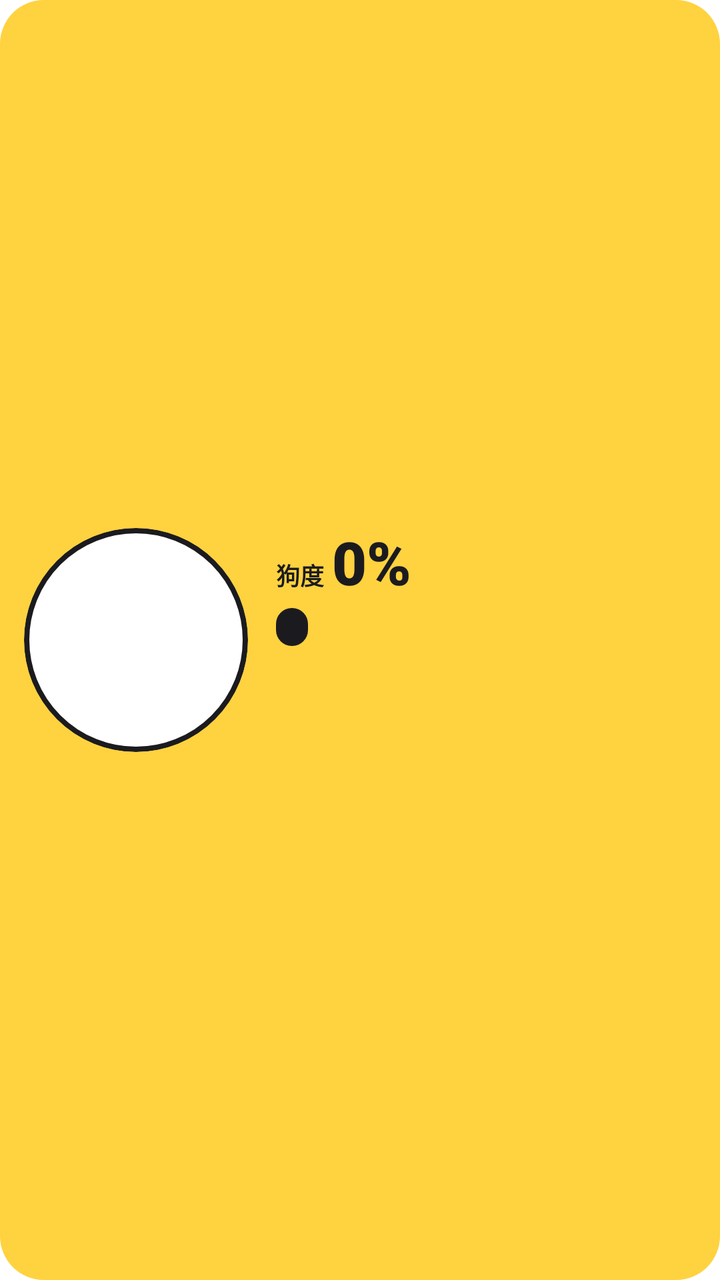
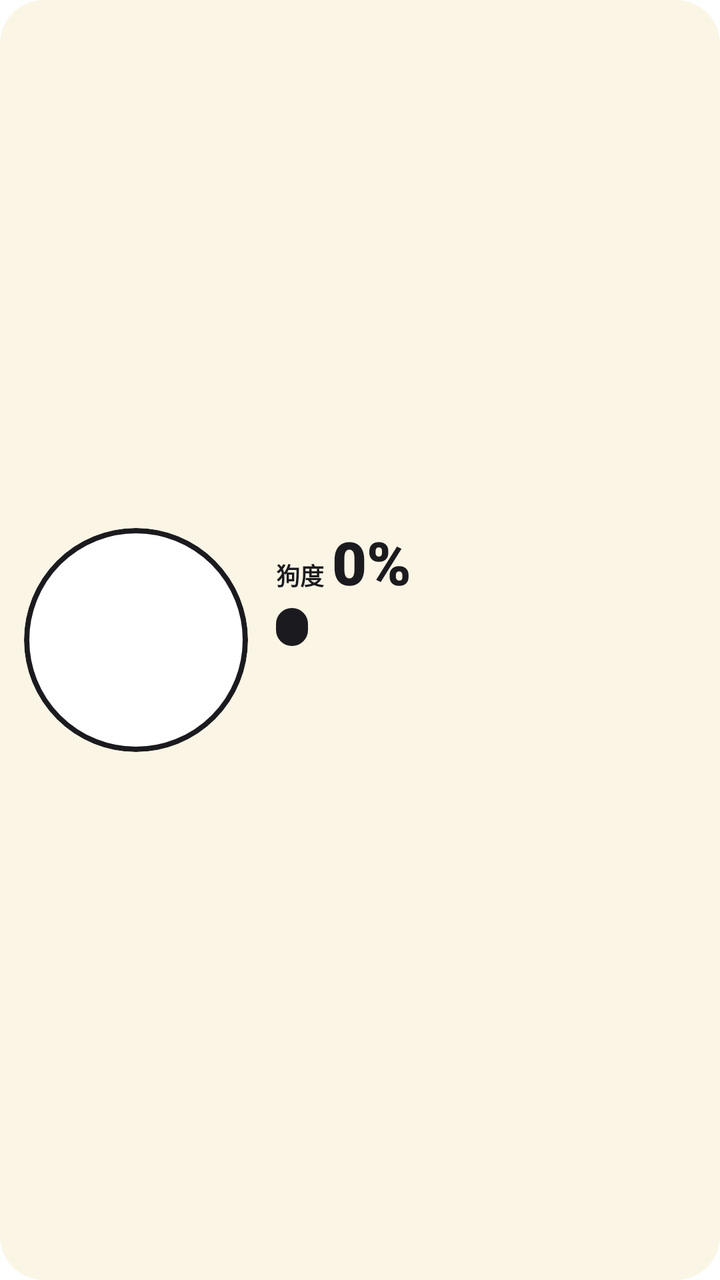

The first picture is an Android layout as it rendered before a commit; the second is the same layout after the commit. The layout source and the unified diff follow.
<!-- AndroidManifest.xml: fallback theme Theme.MaterialComponents.DayNight.NoActionBar -->
<!-- res/layout/widget_dog_medium.xml -->
<?xml version="1.0" encoding="utf-8"?>
<FrameLayout xmlns:android="http://schemas.android.com/apk/res/android"
    android:id="@+id/widget_root"
    android:layout_width="match_parent"
    android:layout_height="match_parent"
    android:background="@drawable/widget_background"
    android:padding="12dp">

    <LinearLayout
        android:id="@+id/dog_group"
        android:layout_width="match_parent"
        android:layout_height="match_parent"
        android:gravity="center_vertical"
        android:orientation="horizontal">

        
        <FrameLayout
            android:layout_width="112dp"
            android:layout_height="112dp"
            android:background="@drawable/widget_avatar_circle"
            android:clipToOutline="true">

            <ImageView
                android:id="@+id/avatar"
                android:layout_width="match_parent"
                android:layout_height="match_parent"
                android:layout_marginStart="5dp"
                android:layout_marginTop="7dp"
                android:layout_marginEnd="5dp"
                android:contentDescription="@string/widget_avatar"
                android:scaleType="fitCenter" />
        </FrameLayout>

        <LinearLayout
            android:layout_width="0dp"
            android:layout_height="wrap_content"
            android:layout_marginStart="14dp"
            android:layout_weight="1"
            android:orientation="vertical">

            <LinearLayout
                android:layout_width="wrap_content"
                android:layout_height="wrap_content"
                android:baselineAligned="true"
                android:orientation="horizontal">

                <TextView
                    style="@style/DogWidgetLabel"
                    android:layout_marginEnd="4dp"
                    android:text="狗度" />

                <TextView
                    android:id="@+id/percent"
                    style="@style/DogWidgetPercent"
                    android:text="0%" />
            </LinearLayout>

            <TextView
                android:id="@+id/stage"
                style="@style/DogWidgetPill"
                android:layout_marginTop="4dp" />

            <TextView
                android:id="@+id/quip"
                style="@style/DogWidgetBody"
                android:layout_width="match_parent"
                android:layout_marginTop="5dp" />

            <TextView
                android:id="@+id/used"
                style="@style/DogWidgetSmall"
                android:layout_width="match_parent"
                android:layout_marginTop="4dp" />

            <TextView
                android:id="@+id/hint"
                style="@style/DogWidgetBody"
                android:layout_width="match_parent"
                android:layout_marginTop="4dp"
                android:maxLines="2"
                android:textSize="11sp" />
        </LinearLayout>
    </LinearLayout>

    <LinearLayout
        android:id="@+id/message_group"
        android:layout_width="match_parent"
        android:layout_height="match_parent"
        android:orientation="vertical"
        android:visibility="gone">

        <TextView
            style="@style/DogWidgetTitle"
            android:text="再玩我是狗" />

        <TextView
            android:id="@+id/message_text"
            style="@style/DogWidgetBody"
            android:layout_width="match_parent"
            android:layout_marginTop="6dp"
            android:maxLines="3"
            android:textColor="@color/widget_muted_on_yellow" />
    </LinearLayout>
</FrameLayout>
<!-- resources referenced by this layout -->
<resources>
  <color name="widget_muted_on_yellow">#FF3A3A30</color>
  <!-- drawable widget_avatar_circle (drawable) -->
  <?xml version="1.0" encoding="utf-8"?>
  <shape xmlns:android="http://schemas.android.com/apk/res/android" android:shape="oval">
      <solid android:color="@android:color/white" />
      <stroke android:width="2.5dp" android:color="@color/widget_ink" />
  </shape>
  <!-- drawable widget_background (drawable) -->
  <?xml version="1.0" encoding="utf-8"?>
  <shape xmlns:android="http://schemas.android.com/apk/res/android" android:shape="rectangle">
      <solid android:color="@color/widget_yellow" />
      <corners android:radius="22dp" />
  </shape>
  <string name="widget_avatar">现在的形象</string>
  <style name="DogWidgetBody" parent="DogWidgetText">
          <item name="android:textSize">12sp</item>
          <item name="android:textStyle">bold</item>
      </style>
  <style name="DogWidgetLabel" parent="DogWidgetText">
          <item name="android:textSize">12sp</item>
          <item name="android:textStyle">bold</item>
      </style>
  <style name="DogWidgetPercent" parent="DogWidgetText">
          <item name="android:textSize">30sp</item>
          <item name="android:fontFamily">sans-serif-black</item>
      </style>
  <style name="DogWidgetPill" parent="DogWidgetText">
          <item name="android:paddingStart">8dp</item>
          <item name="android:paddingEnd">8dp</item>
          <item name="android:paddingTop">3dp</item>
          <item name="android:paddingBottom">3dp</item>
          <item name="android:textSize">11sp</item>
          <item name="android:fontFamily">sans-serif-black</item>
          <item name="android:textColor">@color/widget_yellow</item>
          <item name="android:background">@drawable/widget_stage_pill</item>
      </style>
  <style name="DogWidgetSmall" parent="DogWidgetText">
          <item name="android:textSize">10sp</item>
          <item name="android:textStyle">bold</item>
          <item name="android:textColor">@color/widget_muted_on_yellow</item>
      </style>
  <style name="DogWidgetTitle" parent="DogWidgetText">
          <item name="android:textSize">15sp</item>
          <item name="android:fontFamily">sans-serif-black</item>
      </style>
  <color name="widget_ink">#FF1B1B1F</color>
  <color name="widget_yellow">#FFFFD23F</color>
  <style name="DogWidgetText">
          <item name="android:layout_width">wrap_content</item>
          <item name="android:layout_height">wrap_content</item>
          <item name="android:textColor">@color/widget_ink</item>
          <item name="android:includeFontPadding">false</item>
          <item name="android:maxLines">1</item>
          <item name="android:ellipsize">end</item>
      </style>
  <!-- drawable widget_stage_pill (drawable) -->
  <?xml version="1.0" encoding="utf-8"?>
  <shape xmlns:android="http://schemas.android.com/apk/res/android" android:shape="rectangle">
      <solid android:color="@color/widget_ink" />
      <corners android:radius="12dp" />
  </shape>
</resources>

<!-- the commit's change to res/layout/widget_dog_medium.xml (unified diff, before → after) -->
@@ -99,6 +99,6 @@
             android:layout_width="match_parent"
             android:layout_marginTop="6dp"
             android:maxLines="3"
-            android:textColor="@color/widget_muted_on_yellow" />
+            android:textColor="@color/widget_muted" />
     </LinearLayout>
 </FrameLayout>
<!-- resource entries referenced after the edit -->
@@ -1,6 +1,6 @@
 <!-- resources referenced by this layout -->
 <resources>
-  <color name="widget_muted_on_yellow">#FF3A3A30</color>
+  <color name="widget_muted">#FF5F6368</color>
   <!-- drawable widget_avatar_circle (drawable) -->
   <?xml version="1.0" encoding="utf-8"?>
   <shape xmlns:android="http://schemas.android.com/apk/res/android" android:shape="oval">
@@ -10,7 +10,7 @@
   <!-- drawable widget_background (drawable) -->
   <?xml version="1.0" encoding="utf-8"?>
   <shape xmlns:android="http://schemas.android.com/apk/res/android" android:shape="rectangle">
-      <solid android:color="@color/widget_yellow" />
+      <solid android:color="@color/widget_paper" />
       <corners android:radius="22dp" />
   </shape>
   <string name="widget_avatar">现在的形象</string>
@@ -39,13 +39,14 @@
   <style name="DogWidgetSmall" parent="DogWidgetText">
           <item name="android:textSize">10sp</item>
           <item name="android:textStyle">bold</item>
-          <item name="android:textColor">@color/widget_muted_on_yellow</item>
+          <item name="android:textColor">@color/widget_muted</item>
       </style>
   <style name="DogWidgetTitle" parent="DogWidgetText">
           <item name="android:textSize">15sp</item>
           <item name="android:fontFamily">sans-serif-black</item>
       </style>
   <color name="widget_ink">#FF1B1B1F</color>
+  <color name="widget_paper">#FFFBF5E6</color>
   <color name="widget_yellow">#FFFFD23F</color>
   <style name="DogWidgetText">
           <item name="android:layout_width">wrap_content</item>
